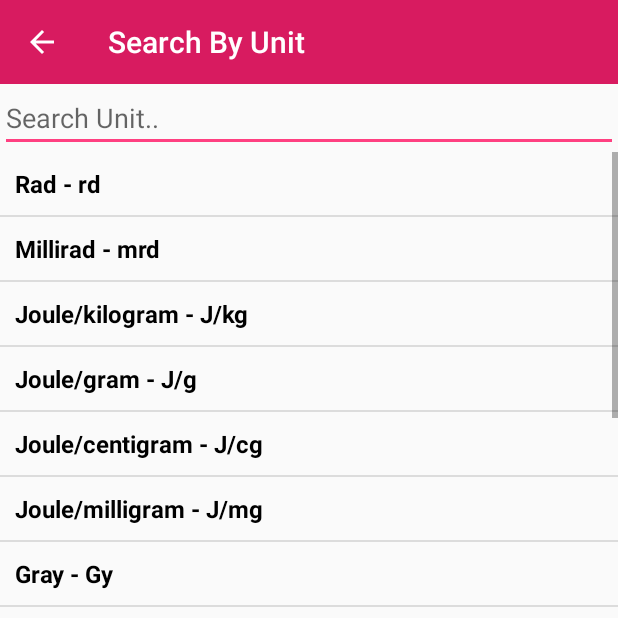
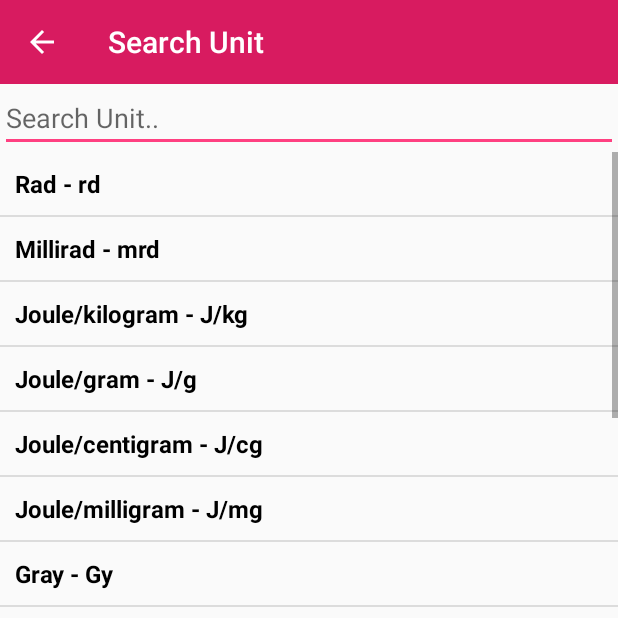
Before and after one commit to geniusninedev/RadiologyConverter, an Android app: the SearchActivity screen opened directly, with no data from a screen before it, on a phone screen of 412 x 824 dp, the top half of it. Run offline under Robolectric (Android 15) with nearby library versions, the phone set to English and light mode, and no system bars.

Commit message:
changes with name

```diff
--- a/app/src/main/java/com/nineinfosys/radiologyconverter/SearchActivity.java
+++ b/app/src/main/java/com/nineinfosys/radiologyconverter/SearchActivity.java
@@ -41,7 +41,7 @@ public class SearchActivity extends AppCompatActivity implements TextWatcher {
         //customize toolbar
         getSupportActionBar().setDisplayHomeAsUpEnabled(true);
         getSupportActionBar().setHomeButtonEnabled(true);
-        getSupportActionBar().setTitle("Search By Unit");
+        getSupportActionBar().setTitle("Search Unit");
 
 
         // Listview Data
```
